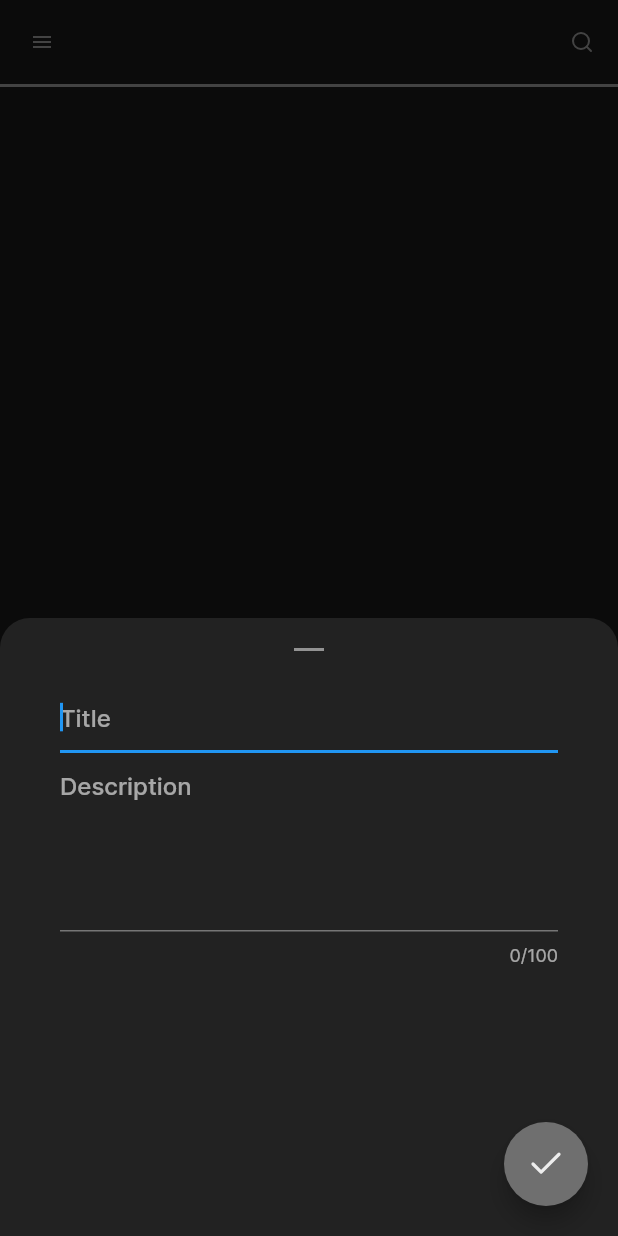
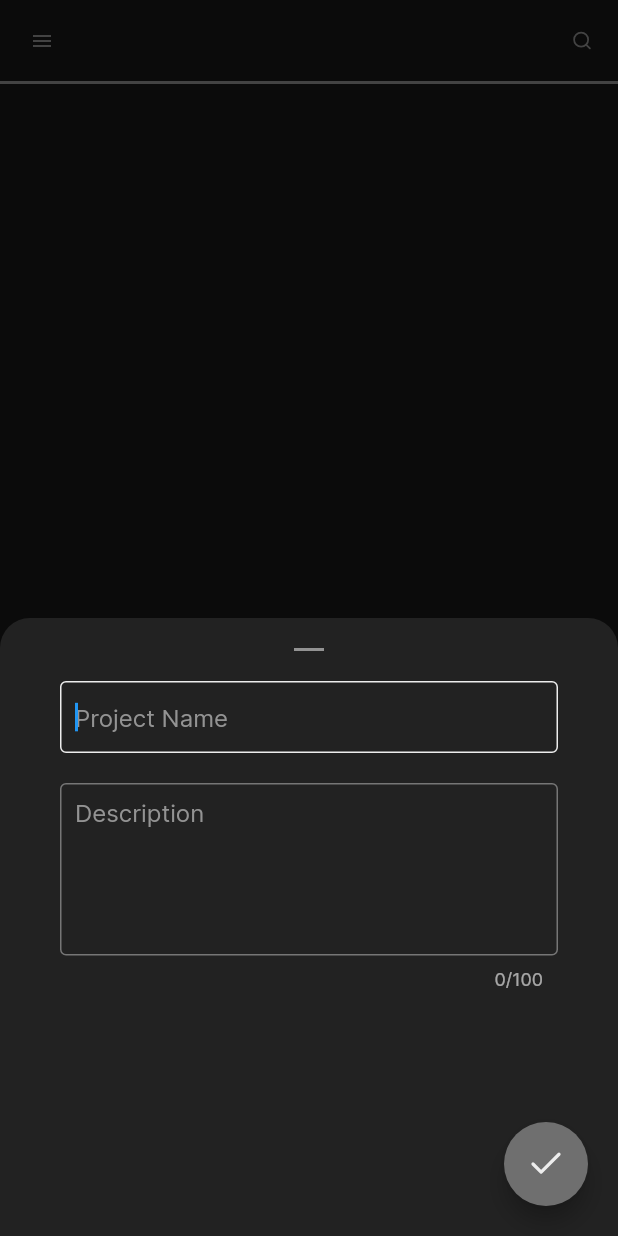
Before and after one commit to brmxy/todo-br, a Flutter app: the screen it shows after launch, after a tap on an icon or button, on a phone screen of 412 x 824 dp. Run offline on Flutter 3.47's test engine with Material 2 defaults, Android fonts, the phone set to English and light mode, and no system bars; our stand-ins replace flutter_feather_icons, shared_preferences.

Commit message:
feat(project): method for creating new project

```diff
--- /dev/null
+++ b/lib/constants/colors.dart
@@ -0,0 +1,11 @@
+import 'package:flutter/material.dart';
+
+const kColors = [
+  Color(0xFFDA0037),
+  Color(0xFFFF4C29),
+  Color(0xFFB85C38),
+  Color(0xFF0F044C),
+  Color(0xFFFFD369),
+  Color(0xFFB52B65),
+  Color(0xFF02383C),
+];
--- a/lib/constants/theme.dart
+++ b/lib/constants/theme.dart
@@ -52,7 +52,7 @@ final kThemeDark = ThemeData(
   scaffoldBackgroundColor: Color(0xFF171717),
   iconTheme: IconThemeData(
     color: Color(0xFF939393),
-    size: 16.0,
+    size: 14.0,
   ),
   bottomSheetTheme: BottomSheetThemeData(
     backgroundColor: Color(0xFF222222),
@@ -60,6 +60,25 @@ final kThemeDark = ThemeData(
       borderRadius: BorderRadius.vertical(
         top: Radius.circular(20.0),
       ),
+    ),
+  ),
+  inputDecorationTheme: InputDecorationTheme(
+    contentPadding: const EdgeInsets.all(10.0),
+    border: OutlineInputBorder(
+      borderSide: BorderSide(
+        color: Color(0xFF939393),
+      ),
+    ),
+    focusedBorder: OutlineInputBorder(
+      borderSide: BorderSide(
+        color: Color(0xFFEDEDED),
+        width: 1.0,
+      ),
+    ),
+    hintStyle: TextStyle(
+      fontSize: 16,
+      fontWeight: FontWeight.w400,
+      color: Color(0xFF939393),
     ),
   ),
 );
@@ -78,43 +97,44 @@ final kThemeLight = ThemeData(
   fontFamily: 'Inter',
   textTheme: TextTheme(
     headline1: TextStyle(
-      fontSize: 18,
+      fontSize: 24,
       fontWeight: FontWeight.w600,
       color: Color(0xFF171717),
     ),
     headline2: TextStyle(
+      fontSize: 18,
+      fontWeight: FontWeight.w500,
+      color: Color(0xFF171717),
+    ),
+    subtitle1: TextStyle(
       fontSize: 16,
       fontWeight: FontWeight.w500,
       color: Color(0xFF171717),
     ),
-    subtitle1: TextStyle(
-      fontSize: 12,
-      fontWeight: FontWeight.w500,
-      color: Color(0xFF171717),
-    ),
     bodyText1: TextStyle(
-      fontSize: 12.0,
+      fontSize: 14,
       fontWeight: FontWeight.w400,
       color: Color(0xFF171717),
     ),
     bodyText2: TextStyle(
-      fontSize: 8.0,
+      fontSize: 12,
       fontWeight: FontWeight.w400,
       color: Color(0xFF171717),
     ),
   ),
-  brightness: Brightness.dark,
+  brightness: Brightness.light,
   primaryColor: Color(0xFFF5F5F5),
   backgroundColor: Color(0xFFF5F5F5),
-  splashColor: Color(0xFF939393),
+  splashColor: Color(0xFFEDEDED),
+  hoverColor: Colors.transparent,
   canvasColor: Color(0xFFF5F5F5),
   cardColor: Color(0xFFEDEDED),
-  buttonColor: Color(0xFF444444),
-  dividerColor: Color(0xFF444444),
+  buttonColor: Color(0xFF939393),
+  dividerColor: Color(0xFF6F6F6F),
   scaffoldBackgroundColor: Color(0xFFF5F5F5),
   iconTheme: IconThemeData(
-    color: Color(0xFF444444),
-    size: 16.0,
+    color: Color(0xFF6F6F6F),
+    size: 14.0,
   ),
   bottomSheetTheme: BottomSheetThemeData(
     backgroundColor: Color(0xFFEDEDED),
--- a/lib/models/project.dart
+++ b/lib/models/project.dart
@@ -1,15 +1,38 @@
 import 'package:todo/models/task.dart';
+import 'dart:convert';
 
 class Project {
   Project({
+    required this.id,
     required this.title,
     this.description = '',
     this.isMarked = false,
     this.tasks = const <Task>[],
   });
 
-  String title;
-  String description;
-  bool isMarked;
-  List<Task> tasks;
+  final int id;
+  final String title;
+  final String description;
+  final bool isMarked;
+  final List<Task> tasks;
+
+  factory Project.fromRawJson(String str) => Project.fromJson(json.decode(str));
+
+  String toRawJson() => json.encode(toJson());
+
+  factory Project.fromJson(Map<String, dynamic> json) => Project(
+        id: json["id"],
+        title: json["title"],
+        description: json["description"],
+        isMarked: json["isMarked"],
+        tasks: List<Task>.from(json["tasks"].map((x) => x)),
+      );
+
+  Map<String, dynamic> toJson() => {
+        "id": id,
+        "title": title,
+        "description": description,
+        "isMarked": isMarked,
+        "tasks": List<Task>.from(tasks.map((x) => x)),
+      };
 }
--- a/lib/models/task.dart
+++ b/lib/models/task.dart
@@ -1,9 +1,25 @@
+import 'dart:convert';
+
 class Task {
   Task({
     required this.name,
-    this.isSuccess,
+    this.isSuccess = false,
   });
 
-  String name;
-  bool? isSuccess = false;
+  final String name;
+  final bool isSuccess;
+
+  factory Task.fromRawJson(String str) => Task.fromJson(json.decode(str));
+
+  String toRawJson() => json.encode(toJson());
+
+  factory Task.fromJson(Map<String, dynamic> json) => Task(
+        name: json["name"],
+        isSuccess: json["isSuccess"],
+      );
+
+  Map<String, dynamic> toJson() => {
+        "name": name,
+        "isSuccess": isSuccess,
+      };
 }
--- a/lib/pages/home.dart
+++ b/lib/pages/home.dart
@@ -4,54 +4,51 @@ import 'package:flutter/services.dart';
 import 'package:flutter_feather_icons/flutter_feather_icons.dart';
 import 'package:flutter_staggered_grid_view/flutter_staggered_grid_view.dart';
 import 'package:provider/provider.dart';
+import 'package:todo/constants/colors.dart';
+import 'package:todo/models/project.dart';
 import 'package:todo/providers/project_provider.dart';
-import 'package:todo/widgets/bottom_sheets/new_project.dart';
+import 'package:todo/widgets/app_drawer.dart';
+import 'package:todo/widgets/custom_app_bar.dart';
+import 'package:todo/widgets/custom_floating_icon_button.dart';
+import 'package:todo/widgets/project_bottom_sheet.dart';
+import 'package:todo/widgets/task_list_item.dart';
 
-class HomePage extends StatelessWidget {
+class HomePage extends StatefulWidget {
+  @override
+  _HomePageState createState() => _HomePageState();
+}
+
+class _HomePageState extends State<HomePage> {
+  @override
+  void initState() {
+    super.initState();
+    final projectProvider = Provider.of<ProjectProvider>(
+      context,
+      listen: false,
+    );
+    projectProvider.loadPrefProjects();
+  }
+
   @override
   Widget build(BuildContext context) {
     final _homePageScaffoldKey = GlobalKey<ScaffoldState>();
-
     SystemChrome.setEnabledSystemUIOverlays([]);
 
     return SafeArea(
       child: Scaffold(
         key: _homePageScaffoldKey,
-        appBar: buildAppBar(context),
-        drawer: buildDrawer(context),
-        body: buildBody(context),
-      ),
-    );
-  }
-
-  AppBar buildAppBar(BuildContext context) {
-    return AppBar(
-      iconTheme: Theme.of(context).iconTheme.copyWith(size: 16.0),
-      actionsIconTheme: Theme.of(context).iconTheme,
+        appBar: CustomAppBar(
           actions: [
             IconButton(
-          padding: const EdgeInsets.all(0),
+              tooltip: 'Search Project',
               icon: Icon(FeatherIcons.search),
               onPressed: () {},
             ),
           ],
-      elevation: 0,
-      bottom: PreferredSize(
-        child: Container(
-          height: 2.0,
-          color: Theme.of(context).dividerColor,
         ),
-        preferredSize: Size.fromHeight(2.0),
+        drawer: AppDrawer(),
+        body: buildBody(context),
       ),
-    );
-  }
-
-  Widget buildDrawer(BuildContext context) {
-    double mediaWidth = MediaQuery.of(context).size.width;
-
-    return Container(
-      width: mediaWidth / 1.2,
-      child: Drawer(),
     );
   }
 
@@ -67,7 +64,7 @@ class HomePage extends StatelessWidget {
     return Stack(
       children: [
         Container(
-          padding: const EdgeInsets.all(30.0),
+          padding: const EdgeInsets.all(10.0),
           alignment: projectProvider.projects.length == 0
               ? Alignment.center
               : Alignment.topCenter,
@@ -84,7 +81,13 @@ class HomePage extends StatelessWidget {
                 )
               : buildProjectMasonry(context),
         ),
-        buildFloatingButton(context),
+        CustomFloatingIconButton(
+          tooltip: 'Add New Project',
+          icon: FeatherIcons.plus,
+          onPressed: () async {
+            await ProjectBottomSheet.show(context, ProjectBtnOption.ADD);
+          },
+        ),
       ],
     );
   }
@@ -97,28 +100,48 @@ class HomePage extends StatelessWidget {
 
     return StaggeredGridView.countBuilder(
       crossAxisCount: 2,
-      mainAxisSpacing: 10.0,
-      crossAxisSpacing: 10.0,
+      mainAxisSpacing: 6.0,
+      crossAxisSpacing: 6.0,
       staggeredTileBuilder: (index) {
         return StaggeredTile.fit(1);
       },
       itemCount: projectProvider.projects.length,
       itemBuilder: (context, index) {
         final project = projectProvider.projects[index];
+        final tasks = project.tasks;
 
         return Card(
           child: Container(
             padding: const EdgeInsets.all(10.0),
             child: Column(
+              crossAxisAlignment: CrossAxisAlignment.start,
               children: [
-                Text(project.title),
-                Text(
-                  project.description,
-                  maxLines: 2,
-                  overflow: TextOverflow.ellipsis,
+                Row(
+                  children: [
+                    ClipRRect(
+                      borderRadius: BorderRadius.circular(50),
+                      child: Container(
+                        width: 10,
+                        height: 10,
+                        color: kColors[project.id % kColors.length],
                       ),
-                Text(project.isMarked.toString()),
-                Text(project.tasks.length.toString()),
+                    ),
+                    SizedBox(width: 10),
+                    Expanded(
+                      child: Text(
+                        project.title,
+                        style: Theme.of(context).textTheme.subtitle1,
+                      ),
+                    ),
+                  ],
+                ),
+                SizedBox(height: 10),
+                tasks.isNotEmpty
+                    ? buildTaskListItem(project)
+                    : TaskListItem(
+                        text: 'There is no task in this project',
+                        onTap: () {},
+                      ),
               ],
             ),
           ),
@@ -127,24 +150,17 @@ class HomePage extends StatelessWidget {
     );
   }
 
-  Widget buildFloatingButton(BuildContext context) {
-    return Positioned(
-      right: 20.0,
-      bottom: 20.0,
-      child: FloatingActionButton(
-        tooltip: 'New Project',
-        child: IconTheme(
-          data: Theme.of(context).iconTheme.copyWith(
-                size: 26.0,
-                color: Theme.of(context).textTheme.bodyText2!.color,
-              ),
-          child: Icon(FeatherIcons.plus),
-        ),
-        backgroundColor: Theme.of(context).buttonColor,
-        onPressed: () async {
-          await NewProjectBottomSheet.show(context);
+  Widget buildTaskListItem(Project project) {
+    return ListView.builder(
+      itemCount: project.tasks.length,
+      itemBuilder: (context, index) {
+        final task = project.tasks[index];
+
+        return TaskListItem(
+          task: task,
+          onTap: () {},
+        );
       },
-      ),
     );
   }
 }
--- a/lib/providers/project_provider.dart
+++ b/lib/providers/project_provider.dart
@@ -1,13 +1,55 @@
 import 'package:flutter/cupertino.dart';
 import 'package:flutter/material.dart';
+import 'package:shared_preferences/shared_preferences.dart';
 import 'package:todo/models/project.dart';
 
 class ProjectProvider extends ChangeNotifier {
+  Future<SharedPreferences> _prefs = SharedPreferences.getInstance();
+  Future<SharedPreferences> get prefs async => await _prefs;
+
   List<Project> _projects = <Project>[];
   List<Project> get projects => _projects;
 
-  void addNewProject(Project project) {
-    _projects.insert(0, project);
+  void loadPrefProjects() async {
+    await prefs.then((value) {
+      // value.clear();
+      if (value.containsKey('PROJECTS')) {
+        _projects = value
+            .getStringList('PROJECTS')!
+            .map((project) => Project.fromRawJson(project))
+            .toList();
+      } else {
+        _projects = <Project>[];
+      }
+    });
+
     notifyListeners();
   }
+
+  void addNewProject(Project project) async {
+    _projects.insert(0, project);
+
+    await prefs.then((value) {
+      value.setStringList(
+        'PROJECTS',
+        _projects.map((project) => project.toRawJson()).toList(),
+      );
+      notifyListeners();
+    });
+
+    print(_projects.length);
+  }
+
+  Project findProject(int id) {
+    Project project = _projects.firstWhere((project) => project.id == id);
+
+    return project;
+  }
+
+  void resetApp() async {
+    await prefs.then((value) {
+      value.clear();
+      notifyListeners();
+    });
+  }
 }
--- /dev/null
+++ b/lib/widgets/app_drawer.dart
@@ -0,0 +1,14 @@
+import 'package:flutter/material.dart';
+import 'package:flutter/cupertino.dart';
+
+class AppDrawer extends StatelessWidget {
+  @override
+  Widget build(BuildContext context) {
+    double mediaWidth = MediaQuery.of(context).size.width;
+
+    return Container(
+      width: mediaWidth / 1.2,
+      child: Drawer(),
+    );
+  }
+}
--- /dev/null
+++ b/lib/widgets/custom_app_bar.dart
@@ -0,0 +1,34 @@
+import 'package:flutter/material.dart';
+
+class CustomAppBar extends StatefulWidget implements PreferredSizeWidget {
+  CustomAppBar({Key? key, this.actions})
+      : preferredSize = Size.fromHeight(kToolbarHeight),
+        super(key: key);
+
+  final List<Widget>? actions;
+
+  @override
+  final Size preferredSize;
+
+  @override
+  _CustomAppBarState createState() => _CustomAppBarState();
+}
+
+class _CustomAppBarState extends State<CustomAppBar> {
+  @override
+  Widget build(BuildContext context) {
+    return AppBar(
+      iconTheme: Theme.of(context).iconTheme.copyWith(size: 16.0),
+      actionsIconTheme: Theme.of(context).iconTheme,
+      actions: widget.actions,
+      elevation: 0,
+      bottom: PreferredSize(
+        child: Container(
+          height: 2.0,
+          color: Theme.of(context).dividerColor,
+        ),
+        preferredSize: Size.fromHeight(2.0),
+      ),
+    );
+  }
+}
--- /dev/null
+++ b/lib/widgets/custom_floating_icon_button.dart
@@ -0,0 +1,35 @@
+import 'package:flutter/cupertino.dart';
+import 'package:flutter/material.dart';
+
+class CustomFloatingIconButton extends StatelessWidget {
+  CustomFloatingIconButton({
+    Key? key,
+    this.tooltip,
+    required this.icon,
+    required this.onPressed,
+  }) : super(key: key);
+
+  final String? tooltip;
+  final IconData icon;
+  final void Function() onPressed;
+
+  @override
+  Widget build(BuildContext context) {
+    return Positioned(
+      right: 20.0,
+      bottom: 20.0,
+      child: FloatingActionButton(
+        tooltip: tooltip,
+        child: IconTheme(
+          data: Theme.of(context).iconTheme.copyWith(
+                size: 26.0,
+                color: Theme.of(context).textTheme.bodyText2!.color,
+              ),
+          child: Icon(icon),
+        ),
+        backgroundColor: Theme.of(context).buttonColor,
+        onPressed: onPressed,
+      ),
+    );
+  }
+}
--- a/lib/widgets/bottom_sheets/new_project.dart
+++ b/lib/widgets/project_bottom_sheet.dart
@@ -1,17 +1,34 @@
 import 'package:flutter/cupertino.dart';
 import 'package:flutter/material.dart';
 import 'package:flutter/services.dart';
+import 'package:flutter_feather_icons/flutter_feather_icons.dart';
 import 'package:provider/provider.dart';
-import 'package:flutter_feather_icons/flutter_feather_icons.dart';
 import 'package:todo/models/project.dart';
 import 'package:todo/providers/project_provider.dart';
+import 'package:todo/widgets/custom_floating_icon_button.dart';
 
-class NewProjectBottomSheet extends StatefulWidget {
-  NewProjectBottomSheet({Key? key, this.formKey}) : super(key: key);
+enum ProjectBtnOption {
+  ADD,
+  UPDATE,
+}
+
+class ProjectBottomSheet extends StatefulWidget {
+  ProjectBottomSheet({
+    Key? key,
+    this.formKey,
+    required this.option,
+    this.projectId,
+  }) : super(key: key);
 
   final Key? formKey;
+  final ProjectBtnOption option;
+  final int? projectId;
 
-  static Future<void> show(BuildContext context) async {
+  static Future<void> show(
+    BuildContext context,
+    ProjectBtnOption option, {
+    int? projectId = 0,
+  }) async {
     final _formKey = GlobalKey<FormState>();
 
     showModalBottomSheet(
@@ -20,7 +37,11 @@ class NewProjectBottomSheet extends StatefulWidget {
       isScrollControlled: true,
       backgroundColor: Theme.of(context).cardColor,
       useRootNavigator: true,
-      builder: (context) => NewProjectBottomSheet(formKey: _formKey),
+      builder: (context) => ProjectBottomSheet(
+        formKey: _formKey,
+        option: option,
+        projectId: projectId!,
+      ),
       shape: RoundedRectangleBorder(
         borderRadius: BorderRadius.vertical(
           top: Radius.circular(20),
@@ -30,12 +51,27 @@ class NewProjectBottomSheet extends StatefulWidget {
   }
 
   @override
-  _NewProjectBottomSheetState createState() => _NewProjectBottomSheetState();
+  _ProjectBottomSheetState createState() => _ProjectBottomSheetState();
 }
 
-class _NewProjectBottomSheetState extends State<NewProjectBottomSheet> {
+class _ProjectBottomSheetState extends State<ProjectBottomSheet> {
   final _titleController = TextEditingController();
   final _descController = TextEditingController();
+
+  @override
+  void initState() {
+    super.initState();
+
+    if (widget.option == ProjectBtnOption.UPDATE) {
+      final projectProvider = Provider.of<ProjectProvider>(
+        context,
+        listen: false,
+      );
+      var project = projectProvider.findProject(widget.projectId!);
+      _titleController.text = project.title;
+      _descController.text = project.description;
+    }
+  }
 
   @override
   void dispose() {
@@ -50,7 +86,7 @@ class _NewProjectBottomSheetState extends State<NewProjectBottomSheet> {
 
     return AnimatedPadding(
       padding: MediaQuery.of(context).viewInsets,
-      duration: const Duration(milliseconds: 500),
+      duration: const Duration(milliseconds: 200),
       child: Stack(
         children: [
           Container(
@@ -76,13 +112,23 @@ class _NewProjectBottomSheetState extends State<NewProjectBottomSheet> {
                           autofocus: true,
                           controller: _titleController,
                           textInputAction: TextInputAction.next,
+                          textCapitalization: TextCapitalization.words,
+                          style: Theme.of(context)
+                              .textTheme
+                              .subtitle1!
+                              .copyWith(fontWeight: FontWeight.w400),
                           decoration: InputDecoration(
-                            hintText: 'Title',
+                            hintText: 'Project Name',
                           ),
                         ),
+                        SizedBox(height: 20.0),
                         TextFormField(
                           controller: _descController,
                           keyboardType: TextInputType.multiline,
+                          style: Theme.of(context)
+                              .textTheme
+                              .subtitle1!
+                              .copyWith(fontWeight: FontWeight.w400),
                           decoration: InputDecoration(
                             hintMaxLines: 100,
                             hintText: 'Description',
@@ -98,37 +144,28 @@ class _NewProjectBottomSheetState extends State<NewProjectBottomSheet> {
               ],
             ),
           ),
-          Positioned(
-            right: 20,
-            bottom: 20,
-            child: FloatingActionButton(
-              tooltip: 'New Project',
-              child: IconTheme(
-                data: Theme.of(context).iconTheme.copyWith(
-                      size: 26.0,
-                      color: Theme.of(context).textTheme.bodyText2!.color,
-                    ),
-                child: Icon(FeatherIcons.check),
-              ),
-              backgroundColor: Theme.of(context).buttonColor,
+          CustomFloatingIconButton(
+            icon: FeatherIcons.check,
+            tooltip: 'Submit',
             onPressed: () {
               final projectProvider = context.read<ProjectProvider>();
               final ttlValue = _titleController.text;
               final descValue = _descController.text;
 
               if (ttlValue.isNotEmpty || descValue.isNotEmpty) {
-                  final project = Project(
+                var project = Project(
+                  id: projectProvider.projects.length + 1,
                   title: ttlValue,
                   description: descValue,
                 );
 
-                  print(project);
+                if (widget.option == ProjectBtnOption.ADD) {
                   projectProvider.addNewProject(project);
+                }
                 Navigator.pop(context);
               }
             },
-            ),
-          ),
+          )
         ],
       ),
     );
--- /dev/null
+++ b/lib/widgets/task_list_item.dart
@@ -0,0 +1,50 @@
+import 'package:flutter/material.dart';
+import 'package:flutter_feather_icons/flutter_feather_icons.dart';
+import 'package:todo/models/task.dart';
+
+class TaskListItem extends StatelessWidget {
+  TaskListItem({
+    Key? key,
+    this.task,
+    this.text,
+    required this.onTap,
+  }) : super(key: key);
+
+  final Task? task;
+  final String? text;
+  final void Function() onTap;
+
+  @override
+  Widget build(BuildContext context) {
+    return InkWell(
+      onTap: onTap,
+      child: Container(
+        child: Row(
+          children: [
+            Icon(
+              text!.isNotEmpty
+                  ? FeatherIcons.circle
+                  : task!.isSuccess
+                      ? FeatherIcons.checkCircle
+                      : FeatherIcons.circle,
+              size: 10,
+            ),
+            SizedBox(width: 10),
+            Expanded(
+              child: Text(
+                text!.isNotEmpty ? text! : task!.name,
+                overflow: text!.isNotEmpty
+                    ? TextOverflow.clip
+                    : TextOverflow.ellipsis,
+                style: Theme.of(context)
+                    .textTheme
+                    .subtitle2!
+                    .copyWith(color: Theme.of(context).dividerColor),
+              ),
+            ),
+          ],
+        ),
+      ),
+    );
+  }
+}
```
Also changed, not shown: 5 other files. Lines whose indentation alone changed are shown as unchanged.
